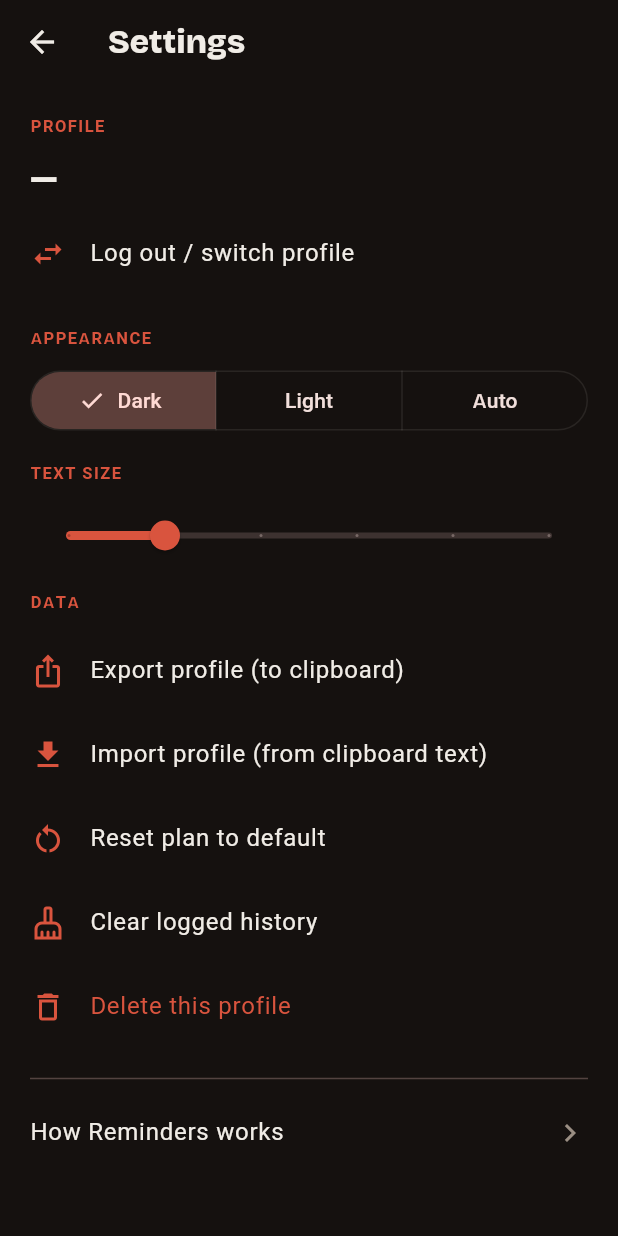
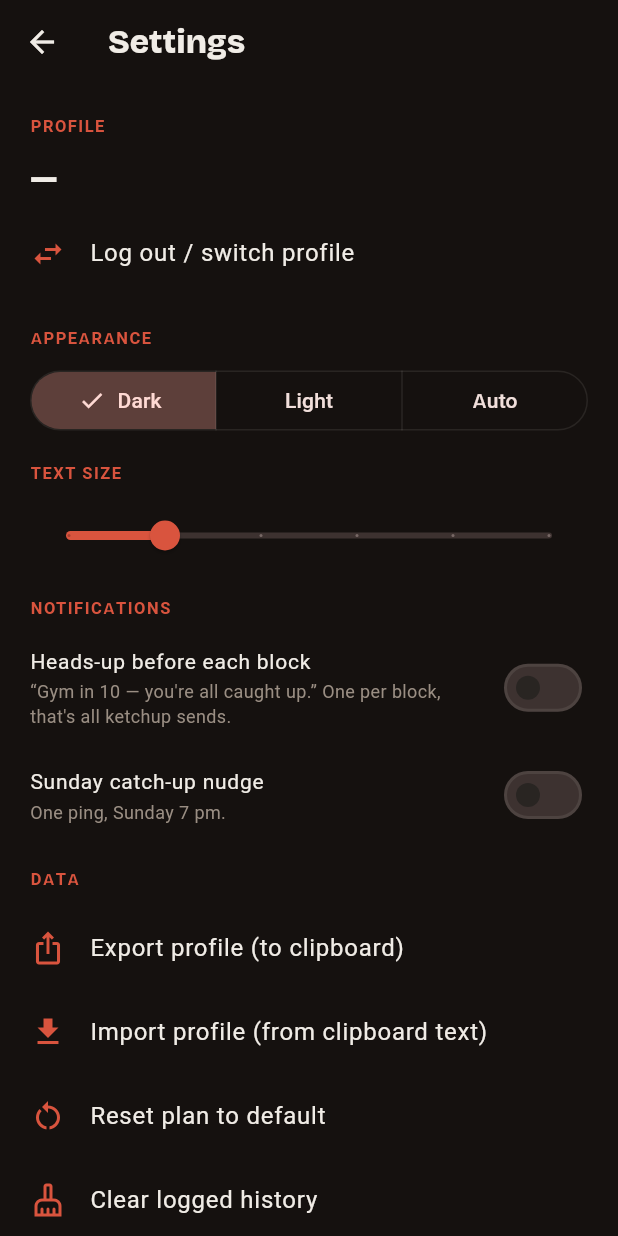
Before and after one commit to Cyrusroy001/run-your-day, a Flutter app: the SettingsScreen screen opened directly, on a phone screen of 412 x 824 dp. Run offline on Flutter 3.47's test engine with Material 3 defaults, Android fonts, the phone set to English and light mode, and no system bars; our stand-ins replace flutter_local_notifications, google_fonts, shared_preferences, timezone; missing offline and left inert: home_widget, workmanager; accounts and stored records are empty; statements that could not run were skipped.

Commit message:
feat(ketchup): K-notify — opt-in heads-up + Sunday nudge
The one notification ketchup sends, wired end to end:
- lib/logic/heads_up.dart — pure `planHeadsUps` (one heads-up per upcoming
  actionable block, lead before start; skips anchors/dropped/passive). 3 tests.
- NotificationService: tz init (IST) + a default-importance heads-up channel;
  `scheduleHeadsUps` (cancels reserved id range then zonedSchedule, inexact
  alarms — no exact-alarm permission) + `scheduleSundayNudge` (weekly Sun 7pm).
- UiPrefs: `headsUp` + `sundayNudge` (default off, opt-in); Settings gains a
  NOTIFICATIONS section with the two switches + the promise copy.
- TodayScreen reschedules on plan/state/pref change (de-duped, skipped in tests);
  main() (re)applies the Sunday nudge from the saved pref on launch.
- pubspec: timezone ^0.9.4 (was transitive).

195 tests green; analyze clean.

Co-Authored-By: Claude Opus 4.8 <noreply@anthropic.com>

```diff
--- a/daily_command_center/lib/data/ui_prefs.dart
+++ b/daily_command_center/lib/data/ui_prefs.dart
@@ -4,10 +4,19 @@ import 'package:shared_preferences/shared_preferences.dart';
 class UiPrefs {
   final ThemeMode themeMode;
   final double textScale;
-  const UiPrefs({this.themeMode = ThemeMode.dark, this.textScale = 1.0});
+  final bool headsUp;      // opt-in heads-up before each block
+  final bool sundayNudge;  // weekly Sunday catch-up reminder
+  const UiPrefs({
+    this.themeMode = ThemeMode.dark,
+    this.textScale = 1.0,
+    this.headsUp = false,
+    this.sundayNudge = false,
+  });
 
   static const _modeKey = 'ui_themeMode';
   static const _scaleKey = 'ui_textScale';
+  static const _headsUpKey = 'ui_headsUp';
+  static const _sundayKey = 'ui_sundayNudge';
 
   static Future<UiPrefs> load() async {
     final prefs = await SharedPreferences.getInstance();
@@ -16,15 +25,27 @@ class UiPrefs {
       'system' => ThemeMode.system,
       _ => ThemeMode.dark,
     };
-    return UiPrefs(themeMode: mode, textScale: prefs.getDouble(_scaleKey) ?? 1.0);
+    return UiPrefs(
+      themeMode: mode,
+      textScale: prefs.getDouble(_scaleKey) ?? 1.0,
+      headsUp: prefs.getBool(_headsUpKey) ?? false,
+      sundayNudge: prefs.getBool(_sundayKey) ?? false,
+    );
   }
 
   static Future<void> save(UiPrefs p) async {
     final prefs = await SharedPreferences.getInstance();
     await prefs.setString(_modeKey, p.themeMode.name);
     await prefs.setDouble(_scaleKey, p.textScale);
+    await prefs.setBool(_headsUpKey, p.headsUp);
+    await prefs.setBool(_sundayKey, p.sundayNudge);
   }
 
-  UiPrefs copyWith({ThemeMode? themeMode, double? textScale}) =>
-      UiPrefs(themeMode: themeMode ?? this.themeMode, textScale: textScale ?? this.textScale);
+  UiPrefs copyWith({ThemeMode? themeMode, double? textScale, bool? headsUp, bool? sundayNudge}) =>
+      UiPrefs(
+        themeMode: themeMode ?? this.themeMode,
+        textScale: textScale ?? this.textScale,
+        headsUp: headsUp ?? this.headsUp,
+        sundayNudge: sundayNudge ?? this.sundayNudge,
+      );
 }
--- /dev/null
+++ b/daily_command_center/lib/logic/heads_up.dart
@@ -0,0 +1,43 @@
+import '../data/models.dart';
+
+/// One scheduled heads-up: "{label} in 10 — you're all caught up." (spec: the
+/// only notification ketchup sends, opt-in, one per upcoming actionable block).
+class HeadsUp {
+  final int id;
+  final DateTime when;
+  final String title;
+  final String body;
+  const HeadsUp({required this.id, required this.when, required this.title, required this.body});
+}
+
+const int headsUpIdBase = 2000;
+const int headsUpIdMax = 2040; // reserved id range to cancel before rescheduling
+const int sundayNudgeId = 3001;
+
+/// Pure: which heads-ups to fire for today's [blocks], [leadMinutes] before each
+/// upcoming actionable block (skips anchors, dropped, and passive work/chill).
+/// [now] is the real clock; only future fire-times are returned.
+List<HeadsUp> planHeadsUps({
+  required List<Block> blocks,
+  required DateTime now,
+  bool caughtUp = true,
+  int? behindMinutes,
+  int leadMinutes = 10,
+}) {
+  final midnight = DateTime(now.year, now.month, now.day);
+  final body = caughtUp
+      ? "You're all caught up."
+      : "Running ~${behindMinutes ?? 15} behind. I'll catch you up.";
+  final out = <HeadsUp>[];
+  var i = 0;
+  for (final b in blocks) {
+    if (b.isAnchor || b.isDropped || !b.isTrackable) continue;
+    final start = midnight.add(Duration(minutes: (b.estStart * 60).round()));
+    final when = start.subtract(Duration(minutes: leadMinutes));
+    if (!when.isAfter(now)) continue;
+    if (headsUpIdBase + i > headsUpIdMax) break;
+    out.add(HeadsUp(id: headsUpIdBase + i, when: when, title: '${b.label} in $leadMinutes', body: body));
+    i++;
+  }
+  return out;
+}
--- a/daily_command_center/lib/main.dart
+++ b/daily_command_center/lib/main.dart
@@ -33,6 +33,7 @@ void main() async {
     existingWorkPolicy: ExistingPeriodicWorkPolicy.update,
   );
   final prefs = await UiPrefs.load();
+  await NotificationService.scheduleSundayNudge(prefs.sundayNudge);
   await AppStore.repo.ensureSeeded();
   activeProfile.value = await AppStore.repo.activeProfileIdOrNull();
   runApp(RemindersApp(prefs: prefs));
--- a/daily_command_center/lib/screens/settings_screen.dart
+++ b/daily_command_center/lib/screens/settings_screen.dart
@@ -4,6 +4,7 @@ import 'package:google_fonts/google_fonts.dart';
 import '../main.dart';
 import '../data/store.dart';
 import '../data/ui_prefs.dart';
+import '../data/notifications.dart';
 import '../theme/app_palette.dart';
 import 'how_it_works_screen.dart';
 
@@ -166,6 +167,29 @@ class _SettingsScreenState extends State<SettingsScreen> {
         Slider(value: prefs.textScale, min: 0.9, max: 1.4, divisions: 5,
             label: '${prefs.textScale}x', onChanged: setScale),
 
+        const SizedBox(height: 16),
+        _section(c, 'NOTIFICATIONS'),
+        SwitchListTile(
+          contentPadding: EdgeInsets.zero,
+          value: prefs.headsUp,
+          activeThumbColor: c.leaf,
+          title: Text('Heads-up before each block', style: TextStyle(color: c.salt, fontSize: 14)),
+          subtitle: Text("“Gym in 10 — you're all caught up.” One per block, that's all ketchup sends.",
+              style: TextStyle(color: c.dim, fontSize: 12)),
+          onChanged: (v) => appState?.updatePrefs(prefs.copyWith(headsUp: v)),
+        ),
+        SwitchListTile(
+          contentPadding: EdgeInsets.zero,
+          value: prefs.sundayNudge,
+          activeThumbColor: c.leaf,
+          title: Text('Sunday catch-up nudge', style: TextStyle(color: c.salt, fontSize: 14)),
+          subtitle: Text('One ping, Sunday 7 pm.', style: TextStyle(color: c.dim, fontSize: 12)),
+          onChanged: (v) {
+            appState?.updatePrefs(prefs.copyWith(sundayNudge: v));
+            NotificationService.scheduleSundayNudge(v);
+          },
+        ),
+
         const SizedBox(height: 12),
         _section(c, 'DATA'),
         _action(c, Icons.ios_share, 'Export profile (to clipboard)', _export),
--- a/daily_command_center/pubspec.yaml
+++ b/daily_command_center/pubspec.yaml
@@ -37,6 +37,7 @@ dependencies:
   workmanager: ^0.9.0+3
   path_provider: ^2.1.5
   flutter_local_notifications: ^18.0.1
+  timezone: ^0.9.4
 
 dev_dependencies:
   flutter_test:
```
Also changed, not shown: daily_command_center/lib/data/notifications.dart (+67 -19 lines), daily_command_center/lib/screens/today_screen.dart (+23 -0 lines), daily_command_center/pubspec.lock, 1 other file.
